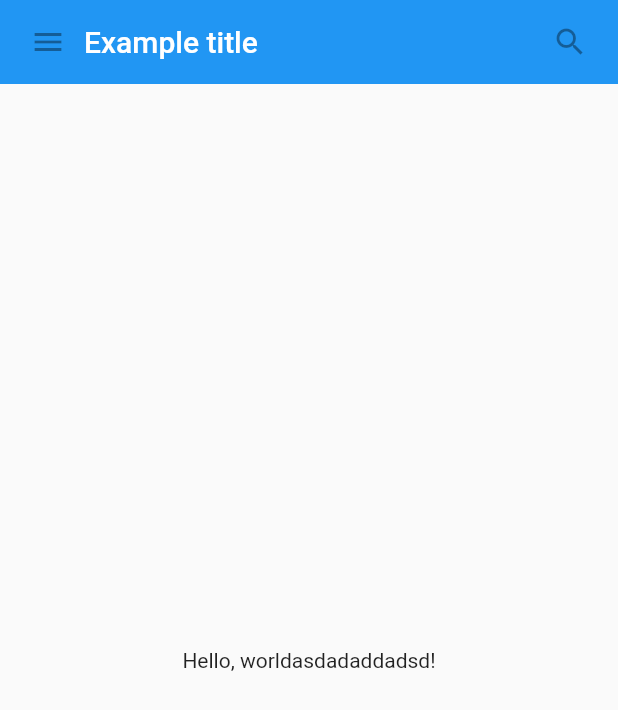
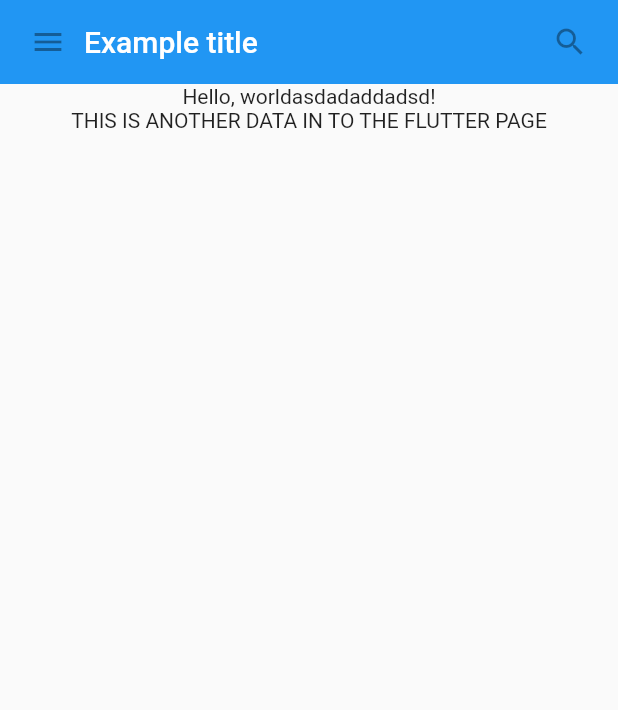
Before and after one commit to FrancisLydz1321/start, a Flutter app: the screen it shows after launch, on a phone screen of 412 x 824 dp. Shown: the top 710 px of the screen. Run offline on Flutter 3.47's test engine with Material 2 defaults, Android fonts, the phone set to English and light mode, and no system bars.

Commit message:
Third Commit this evening

```diff
--- a/lib/main.dart
+++ b/lib/main.dart
@@ -58,7 +58,14 @@ class MyScaffold extends StatelessWidget {
           ),
           const Expanded(
             child: Center(
-              child: Text('Hello, worldasdadaddadsd!'),
+              child: Column(
+                children: [
+                  Center(
+                    child: Text('Hello, worldasdadaddadsd!'),
+                  ),
+                  Text("THIS IS ANOTHER DATA IN TO THE FLUTTER PAGE"),
+                ],
+              ),
             ),
           ),
         ],
```
